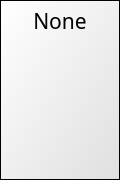
Old version of the form Data/src/ui/card.ui in the repository NE-student/CardGames.
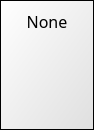
New version of the form.

```diff
--- a/Data/src/ui/card.ui
+++ b/Data/src/ui/card.ui
@@ -6,14 +6,20 @@
    <rect>
     <x>0</x>
     <y>0</y>
-    <width>120</width>
-    <height>180</height>
+    <width>94</width>
+    <height>130</height>
    </rect>
   </property>
+  <property name="sizePolicy">
+   <sizepolicy hsizetype="Minimum" vsizetype="Preferred">
+    <horstretch>0</horstretch>
+    <verstretch>0</verstretch>
+   </sizepolicy>
+  </property>
   <property name="minimumSize">
    <size>
-    <width>60</width>
-    <height>130</height>
+    <width>0</width>
+    <height>80</height>
    </size>
   </property>
   <property name="maximumSize">
@@ -63,10 +69,16 @@
    </property>
    <item>
     <widget class="QFrame" name="frame">
+     <property name="sizePolicy">
+      <sizepolicy hsizetype="Minimum" vsizetype="Preferred">
+       <horstretch>0</horstretch>
+       <verstretch>0</verstretch>
+      </sizepolicy>
+     </property>
      <property name="minimumSize">
       <size>
-       <width>60</width>
-       <height>120</height>
+       <width>0</width>
+       <height>0</height>
       </size>
      </property>
      <property name="styleSheet">
@@ -107,7 +119,7 @@
       <item>
        <widget class="QLabel" name="Grade">
         <property name="sizePolicy">
-         <sizepolicy hsizetype="Preferred" vsizetype="Expanding">
+         <sizepolicy hsizetype="Minimum" vsizetype="Expanding">
           <horstretch>0</horstretch>
           <verstretch>0</verstretch>
          </sizepolicy>
@@ -121,7 +133,7 @@
         <property name="font">
          <font>
           <family>Engravers MT</family>
-          <pointsize>16</pointsize>
+          <pointsize>12</pointsize>
          </font>
         </property>
         <property name="text">
```
